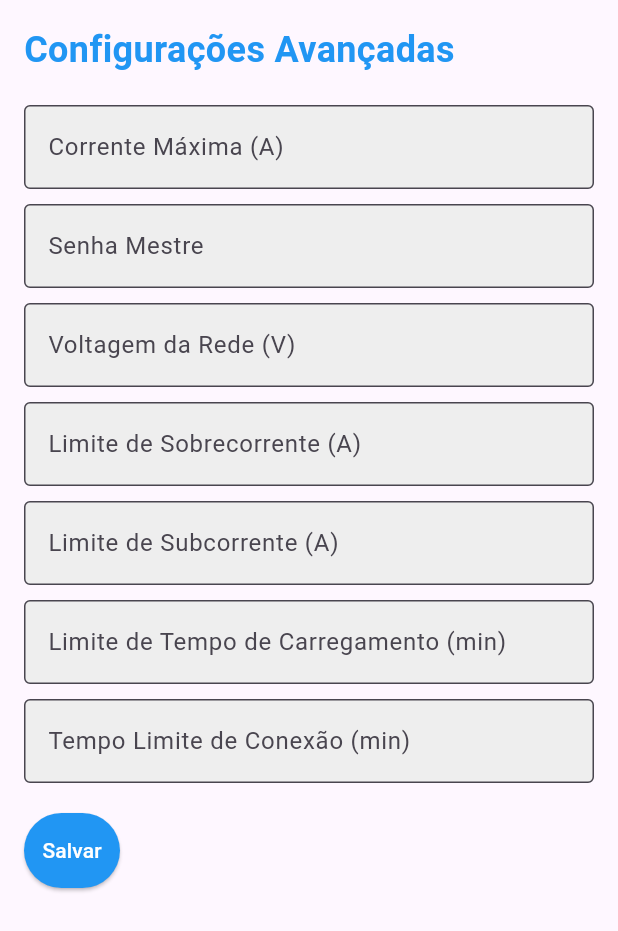
After one commit to Projeto-Wallbox/Aplicativo, a Flutter app: the ChargerConfigurationScreen screen opened directly, on a phone screen of 412 x 824 dp. The commit adds this screen. Shown: the top 931 px of the screen. Run offline on Flutter 3.47's test engine with Material 3 defaults, Android fonts, the phone set to English and light mode, and no system bars; our stand-ins replace drift, permission_handler, sqlite3_flutter_libs; missing offline and left inert: network_discovery, sqlite3, wifi_flutter; accounts and stored records are empty; generated files the repository leaves out were written again.

Commit message:
feat: enviado as telas que achei que sao relevantes para o app

```diff
--- /dev/null
+++ b/lib/views/ChargerConfigurationScreen.dart
@@ -0,0 +1,132 @@
+import 'package:flutter/material.dart';
+
+class ChargerConfigurationScreen extends StatefulWidget {
+  @override
+  _ChargerConfigurationScreenState createState() =>
+      _ChargerConfigurationScreenState();
+}
+
+class _ChargerConfigurationScreenState
+    extends State<ChargerConfigurationScreen> {
+  TextEditingController _maxCurrentController = TextEditingController();
+  TextEditingController _masterPasswordController = TextEditingController();
+  TextEditingController _voltageController = TextEditingController();
+  TextEditingController _overcurrentThresholdController =
+      TextEditingController();
+  TextEditingController _undercurrentThresholdController =
+      TextEditingController();
+  TextEditingController _chargingTimeLimitController = TextEditingController();
+  TextEditingController _connectionTimeoutController = TextEditingController();
+
+  @override
+  Widget build(BuildContext context) {
+    return Scaffold(
+      body: Padding(
+        padding: const EdgeInsets.all(16.0),
+        child: SingleChildScrollView(
+          child: Column(
+            crossAxisAlignment: CrossAxisAlignment.start,
+            children: [
+              const Text(
+                'Configurações Avançadas',
+                style: TextStyle(
+                    fontSize: 24,
+                    fontWeight: FontWeight.bold,
+                    color: Colors.blue),
+              ),
+              const SizedBox(height: 20),
+              TextFormField(
+                controller: _maxCurrentController,
+                decoration: InputDecoration(
+                  labelText: 'Corrente Máxima (A)',
+                  border: OutlineInputBorder(),
+                  filled: true,
+                  fillColor: Colors.grey[200],
+                ),
+                keyboardType: TextInputType.number,
+              ),
+              SizedBox(height: 10),
+              TextFormField(
+                controller: _masterPasswordController,
+                decoration: InputDecoration(
+                  labelText: 'Senha Mestre',
+                  border: OutlineInputBorder(),
+                  filled: true,
+                  fillColor: Colors.grey[200],
+                ),
+                obscureText: true,
+              ),
+              SizedBox(height: 10),
+              TextFormField(
+                controller: _voltageController,
+                decoration: InputDecoration(
+                  labelText: 'Voltagem da Rede (V)',
+                  border: OutlineInputBorder(),
+                  filled: true,
+                  fillColor: Colors.grey[200],
+                ),
+                keyboardType: TextInputType.number,
+              ),
+              SizedBox(height: 10),
+              TextFormField(
+                controller: _overcurrentThresholdController,
+                decoration: InputDecoration(
+                  labelText: 'Limite de Sobrecorrente (A)',
+                  border: OutlineInputBorder(),
+                  filled: true,
+                  fillColor: Colors.grey[200],
+                ),
+                keyboardType: TextInputType.number,
+              ),
+              SizedBox(height: 10),
+              TextFormField(
+                controller: _undercurrentThresholdController,
+                decoration: InputDecoration(
+                  labelText: 'Limite de Subcorrente (A)',
+                  border: OutlineInputBorder(),
+                  filled: true,
+                  fillColor: Colors.grey[200],
+                ),
+                keyboardType: TextInputType.number,
+              ),
+              SizedBox(height: 10),
+              TextFormField(
+                controller: _chargingTimeLimitController,
+                decoration: InputDecoration(
+                  labelText: 'Limite de Tempo de Carregamento (min)',
+                  border: OutlineInputBorder(),
+                  filled: true,
+                  fillColor: Colors.grey[200],
+                ),
+                keyboardType: TextInputType.number,
+              ),
+              SizedBox(height: 10),
+              TextFormField(
+                controller: _connectionTimeoutController,
+                decoration: InputDecoration(
+                  labelText: 'Tempo Limite de Conexão (min)',
+                  border: OutlineInputBorder(),
+                  filled: true,
+                  fillColor: Colors.grey[200],
+                ),
+                keyboardType: TextInputType.number,
+              ),
+              SizedBox(height: 20),
+              ElevatedButton(
+                onPressed: () {
+                  // Implemente a lógica para salvar as configurações
+                },
+                child: Text('Salvar'),
+                style: ElevatedButton.styleFrom(
+                  primary: Colors.blue,
+                  onPrimary: Colors.white,
+                  padding: EdgeInsets.symmetric(vertical: 15),
+                ),
+              ),
+            ],
+          ),
+        ),
+      ),
+    );
+  }
+}
--- /dev/null
+++ b/lib/views/CharginReportScreen.dart
@@ -0,0 +1,38 @@
+import 'package:flutter/material.dart';
+
+class ChargingReportScreen extends StatelessWidget {
+  // Dados fictícios do carregamento do carro elétrico (potência ao longo do tempo)
+  final List<Map<String, dynamic>> chargingData = [
+    {'tempo': '0 min', 'tensao': '220V', 'corrente': '10A'},
+    {'tempo': '30 min', 'tensao': '220V', 'corrente': '12A'},
+    {'tempo': '60 min', 'tensao': '220V', 'corrente': '14A'},
+    {'tempo': '90 min', 'tensao': '220V', 'corrente': '15A'},
+    {'tempo': '120 min', 'tensao': '220V', 'corrente': '16A'},
+  ];
+
+  @override
+  Widget build(BuildContext context) {
+    return Scaffold(
+      body: Padding(
+        padding: const EdgeInsets.all(16.0),
+        child: SingleChildScrollView(
+          scrollDirection: Axis.horizontal,
+          child: DataTable(
+            columns: [
+              DataColumn(label: Text('Tempo')),
+              DataColumn(label: Text('Tensão')),
+              DataColumn(label: Text('Corrente')),
+            ],
+            rows: chargingData.map((data) {
+              return DataRow(cells: [
+                DataCell(Text(data['tempo'])),
+                DataCell(Text(data['tensao'])),
+                DataCell(Text(data['corrente'])),
+              ]);
+            }).toList(),
+          ),
+        ),
+      ),
+    );
+  }
+}
--- a/pubspec.yaml
+++ b/pubspec.yaml
@@ -40,6 +40,9 @@ dependencies:
   path_provider: ^2.1.2
   path: ^1.8.3
   http: ^1.2.0
+  wifi_flutter: ^0.2.0
+  permission_handler: ^11.3.0
+  fl_chart: ^0.66.2
 
 dev_dependencies:
   flutter_test:
```
Also changed, not shown: lib/home_page.dart (+40 -0 lines), lib/views/ChargingScreen.dart (added, +63 -0 lines), lib/views/WifiConfigScreen.dart (added, +92 -0 lines), assets/car.png (added), pubspec.lock, 3 other files.
